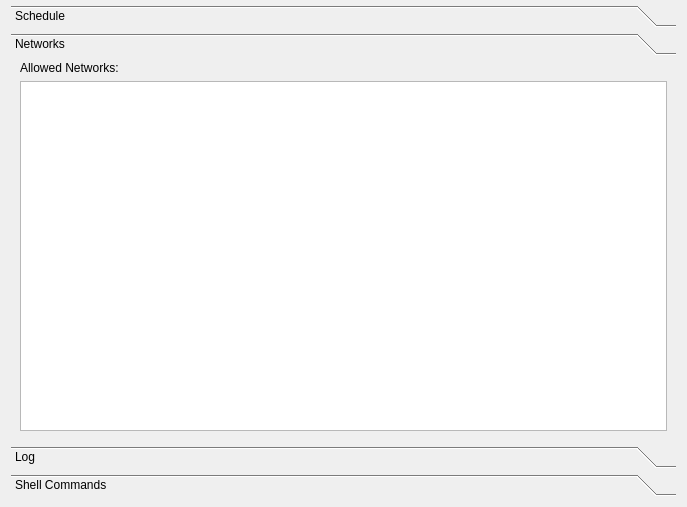
Before: the Qt Designer form src/vorta/assets/UI/scheduletab.ui in borgbase/vorta, drawn with Qt 5.
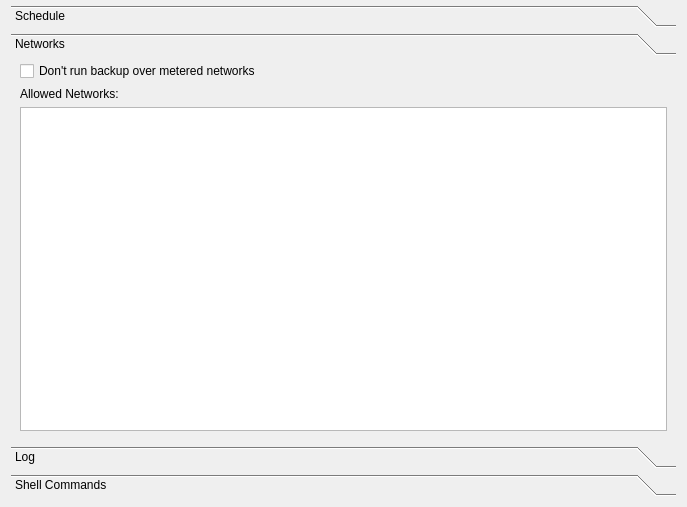
After: the same form once the commit is applied. The open tabs and pages were chosen to show the change.

Commit message: Prevent running backups on metered network. By @ktosiek

Patch:
```diff
--- a/src/vorta/assets/UI/scheduletab.ui
+++ b/src/vorta/assets/UI/scheduletab.ui
@@ -355,8 +355,8 @@
        <rect>
         <x>0</x>
         <y>0</y>
-        <width>663</width>
-        <height>354</height>
+        <width>669</width>
+        <height>361</height>
        </rect>
       </property>
       <attribute name="label">
@@ -367,15 +367,48 @@
         <number>0</number>
        </property>
        <item row="1" column="0">
-        <widget class="QListWidget" name="wifiListWidget"/>
-       </item>
-       <item row="0" column="0">
         <widget class="QLabel" name="wifiListLabel">
+         <property name="enabled">
+          <bool>true</bool>
+         </property>
          <property name="text">
           <string>Allowed Networks:</string>
          </property>
         </widget>
        </item>
+       <item row="0" column="0">
+        <widget class="QCheckBox" name="dontRunOnMeteredNetworksCheckBox">
+         <property name="text">
+          <string>Don't run backup over metered networks</string>
+         </property>
+         <property name="tristate">
+          <bool>false</bool>
+         </property>
+        </widget>
+       </item>
+       <item row="2" column="0">
+        <widget class="QListWidget" name="wifiListWidget">
+         <property name="sizePolicy">
+          <sizepolicy hsizetype="Expanding" vsizetype="Expanding">
+           <horstretch>0</horstretch>
+           <verstretch>1</verstretch>
+          </sizepolicy>
+         </property>
+        </widget>
+       </item>
+       <item row="3" column="0">
+        <spacer name="verticalSpacer_3">
+         <property name="orientation">
+          <enum>Qt::Vertical</enum>
+         </property>
+         <property name="sizeHint" stdset="0">
+          <size>
+           <width>20</width>
+           <height>0</height>
+          </size>
+         </property>
+        </spacer>
+       </item>
       </layout>
      </widget>
      <widget class="QWidget" name="page">
```
Left out of the diff: 14 changed lines with no effect on the pictures. The commit also changes 14 other files.
